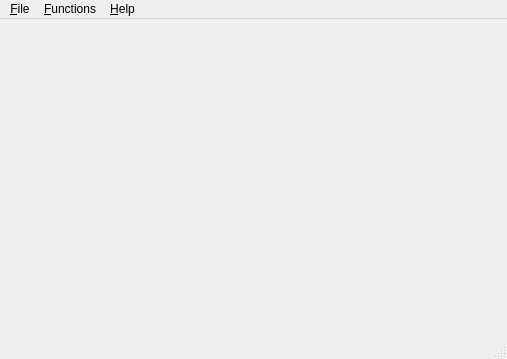
Qt form src/Grafika/Grafika/MainWindow.ui (LEOn4ik007/Grafika) before a commit.
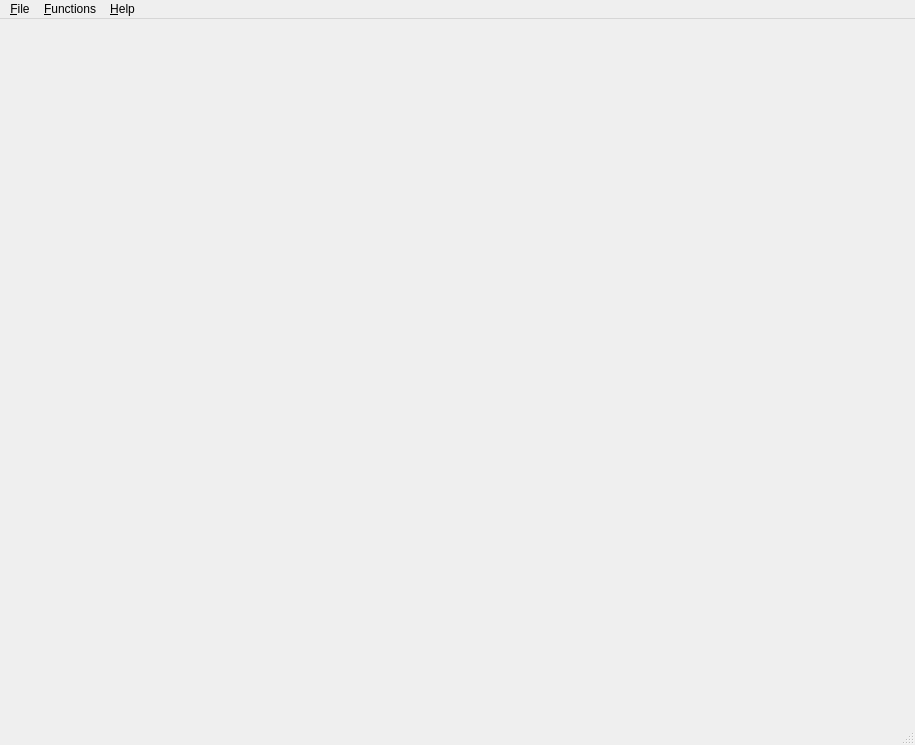
The same form after that commit.

Diff of the .ui file:
```diff
--- a/src/Grafika/Grafika/MainWindow.ui
+++ b/src/Grafika/Grafika/MainWindow.ui
@@ -6,8 +6,8 @@
    <rect>
     <x>0</x>
     <y>0</y>
-    <width>507</width>
-    <height>359</height>
+    <width>915</width>
+    <height>745</height>
    </rect>
   </property>
   <property name="windowTitle">
@@ -19,7 +19,7 @@
     <rect>
      <x>0</x>
      <y>0</y>
-     <width>507</width>
+     <width>915</width>
      <height>22</height>
     </rect>
    </property>
```
